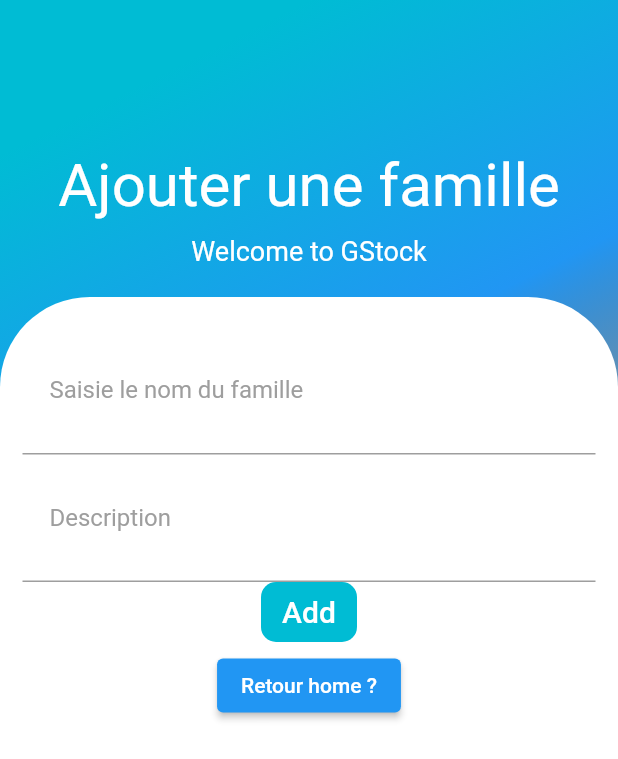
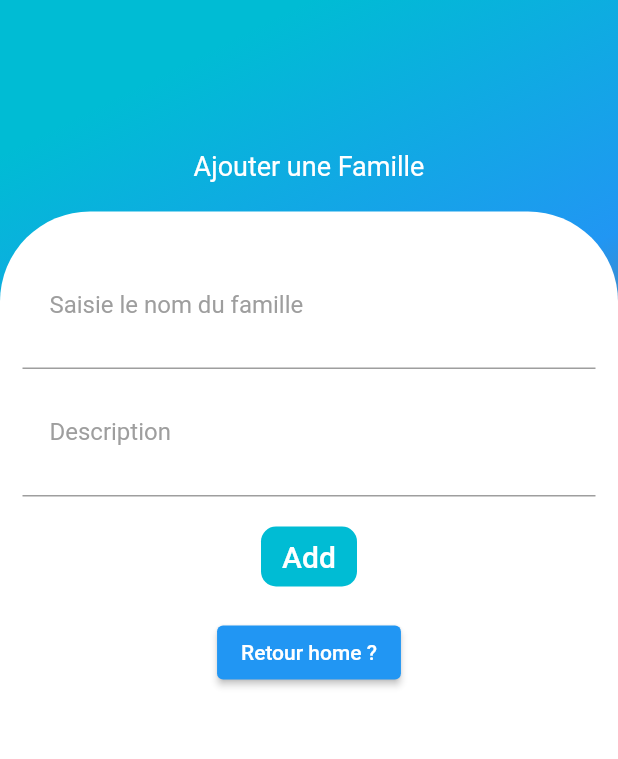
Before and after one commit to salemgzouni/gstock, a Flutter app: the FormFamille screen opened directly, on a phone screen of 412 x 824 dp. Shown: the top 759 px of the screen. Run offline on Flutter 3.47's test engine with Material 2 defaults, Android fonts, the phone set to English and light mode, and no system bars; our stand-ins replace sqflite; missing offline and left inert: sqfentity_gen; accounts and stored records are empty.

Commit message:
Merge remote-tracking branch 'origin/main'
# Conflicts:
#	lib/components/LoginComponents/Header.dart
#	lib/components/LoginComponents/InputWrapper.dart

```diff
--- a/lib/Pages/ComposantPage.dart
+++ b/lib/Pages/ComposantPage.dart
@@ -27,7 +27,7 @@ class _ComposantPageState extends State<ComposantPage> {
 
     return Scaffold(
         appBar: AppBar(
-            title: Text('Les composants'),
+            title: Text(des),
             leading : IconButton(
               icon: Icon (
                 Icons.arrow_back,
@@ -50,9 +50,8 @@ class _ComposantPageState extends State<ComposantPage> {
                     ),
                   ),
                 );
-
               },
-                  icon: Icon(Icons.settings, color: Colors.white))
+                  icon: Icon(Icons.add, color: Colors.white))
             ]
         ),
         body: Container(
--- a/lib/components/Form/Header.dart
+++ b/lib/components/Form/Header.dart
@@ -10,11 +10,7 @@ class Header extends StatelessWidget {
         crossAxisAlignment: CrossAxisAlignment.start,
         children: <Widget>[
           Center(
-            child: Text("Ajouter une famille",style: TextStyle(color: Colors.white,fontSize:40),),
-          ),
-          SizedBox(height: 10,),
-          Center(
-            child: Text("Welcome to GStock",style: TextStyle(color: Colors.white,fontSize: 18),),
+            child: Text("Ajouter une Famille",style: TextStyle(color: Colors.white,fontSize: 18),),
           )
         ],
       ),
--- a/lib/components/Form/InputField.dart
+++ b/lib/components/Form/InputField.dart
@@ -52,6 +52,7 @@ FamilleOperations familleOperations= FamilleOperations();
             ),
           ),
         ),
+        SizedBox(height: 20,),
         Container(
           height: 40,
           margin: EdgeInsets.symmetric(horizontal: 50),
--- a/lib/components/Form/InputWrapper.dart
+++ b/lib/components/Form/InputWrapper.dart
@@ -21,8 +21,9 @@ class InputWrapper extends StatelessWidget {
             ),
             child: InputField(),
           ),
-          SizedBox(height: 5,),
-          InkWell(
+          SizedBox(height: 20,),
+          Container(
+            child: InkWell(
               child: ElevatedButton(
                 child: const Text('Retour home ?'),
                 onPressed: () {
@@ -33,6 +34,8 @@ class InputWrapper extends StatelessWidget {
                 },
               ),
             ),
+          ),
+
           SizedBox(height: 5,),
         ],
       ),
--- a/lib/components/FormComposant/InputField.dart
+++ b/lib/components/FormComposant/InputField.dart
@@ -39,6 +39,7 @@ class InputField extends StatelessWidget {
             ),
           ),
         ),
+        SizedBox(height: 20,),
         Container(
           padding: EdgeInsets.all(18),
           decoration: BoxDecoration(
--- a/lib/components/LoginComponents/InputField.dart
+++ b/lib/components/LoginComponents/InputField.dart
@@ -48,6 +48,7 @@ class InputField extends StatelessWidget {
             ),
           ),
         ),
+        SizedBox(height: 20,),
         Container(
           height: 40,
           margin: EdgeInsets.symmetric(horizontal: 50),
--- a/lib/components/RegisterComponents/InputField.dart
+++ b/lib/components/RegisterComponents/InputField.dart
@@ -87,7 +87,8 @@ AdminOperations adminOperations=AdminOperations();
             ),
           ),
         ),
-       Container(
+        SizedBox(height: 20,),
+        Container(
     height: 40,
     margin: EdgeInsets.symmetric(horizontal: 50),
     decoration: BoxDecoration(
```
Also changed, not shown: lib/Pages/home_page.dart (+4 -3 lines). Lines whose indentation alone changed are shown as unchanged.
